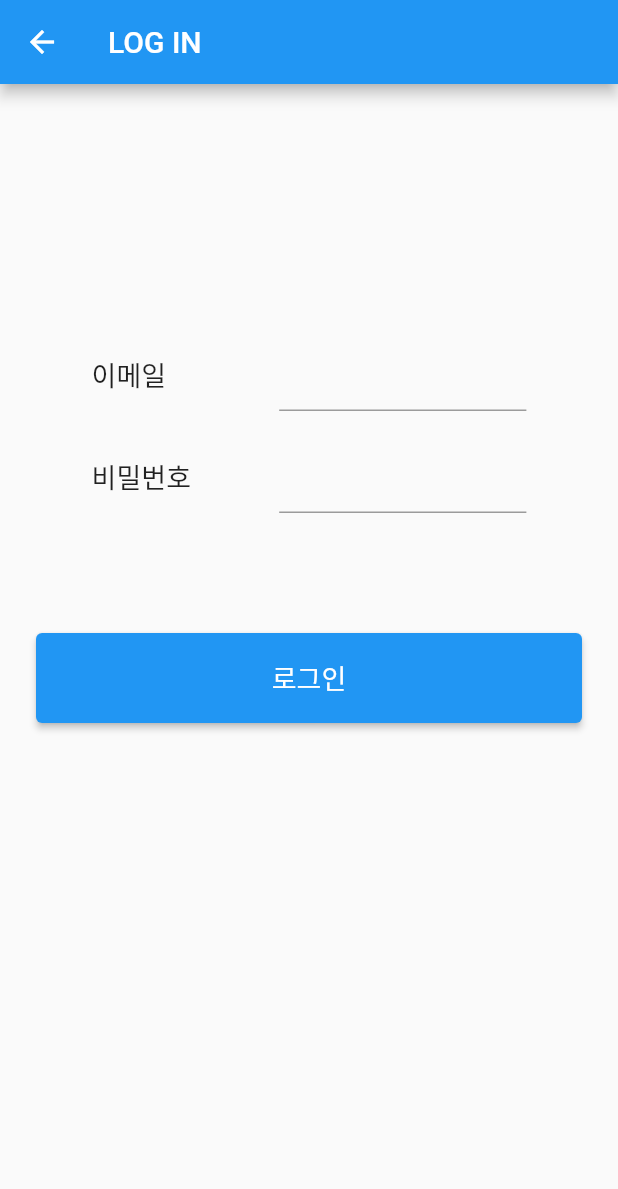
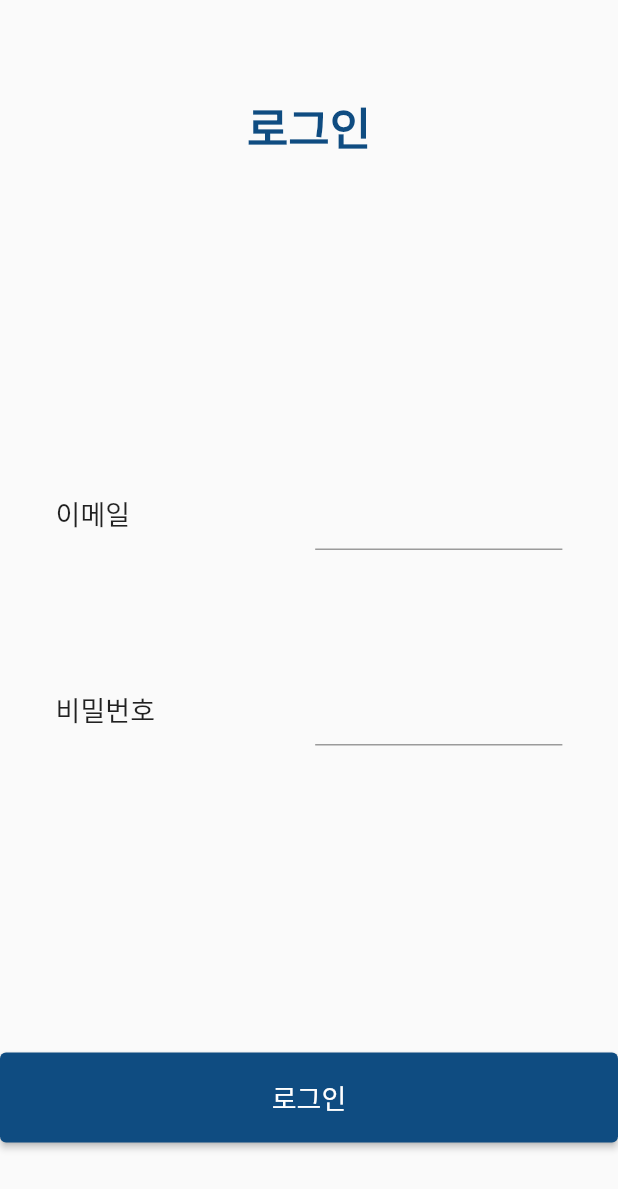
Before and after one commit to ASAP-STAYA/asap_client, a Flutter app: the screen it shows after launch, after a tap on "로그인", on a phone screen of 412 x 824 dp. Shown: the top 1189 px of the screen. Run offline on Flutter 3.47's test engine with Material 2 defaults, Android fonts, the phone set to English and light mode, and no system bars; our stand-ins replace avatar_glow, flutter_tts, speech_to_text, splashscreen; missing offline and left inert: duration_button, highlight_text, kakao_flutter_sdk, kakao_flutter_sdk_common, naver_map_plugin, package_info_plus_web and 1 more; network calls fail; Roboto replaces fonts that are missing (EliceDigitalBaeum_TTF).

Commit message:
fix: merge conflict loginpage

```diff
--- a/lib/screen/screen_login.dart
+++ b/lib/screen/screen_login.dart
@@ -70,28 +70,35 @@ class _LoginPageState extends State<LoginPage> {
     final _marginInputForm = width * 0.09;
     return SafeArea(
       child: Scaffold(
-        appBar: AppBar(
-          title: const Text('LOG IN'),
-        ),
-        body: SafeArea(
-          child: ListView(
-            padding: const EdgeInsets.symmetric(horizontal: 24.0),
+        body: Column(
+          mainAxisSize: MainAxisSize.max,
+          mainAxisAlignment: MainAxisAlignment.spaceEvenly,
           children: <Widget>[
               Container(
-                  margin: EdgeInsets.fromLTRB(
-                      _marginInputForm, 170, _marginInputForm, 0),
+                child: const Text(
+                    '로그인',
+                    style: TextStyle(
+                      fontFamily: 'EliceDigitalBaeum_TTF',
+                      fontSize: 30.0,
+                      color: const Color(0xff0f4c81),
+                      fontWeight: FontWeight.w700,
+                    ),
+                    textAlign: TextAlign.center
+                ),
+              ),
+            Container(
+                margin: EdgeInsets.fromLTRB(_marginInputForm, 150, _marginInputForm, 0),
                 child: _inputForm(
                     "이메일", _emailController, width)),
             Container(
-                  margin: EdgeInsets.fromLTRB(
-                      _marginInputForm, 20, _marginInputForm, 0),
-                  child: _inputForm(
-                      "비밀번호", _passwordController, width)),
-              const SizedBox(height: 80.0),
+                margin: EdgeInsets.fromLTRB(_marginInputForm, 20, _marginInputForm, 0),
+                child: _inputForm("비밀번호", _passwordController, width)),
+            SizedBox(height: 80.0),
             ElevatedButton(
                 style: ElevatedButton.styleFrom(
+                    primary: const Color(0xff0f4c81),
                     padding: EdgeInsets.symmetric(vertical: height * 0.02),
-                  minimumSize: Size(width * 0.5, height * 0.015),
+                    minimumSize: Size(width,50)
                 ),
                 onPressed: () async {
                   await _submit().then((value) {
@@ -105,11 +112,10 @@ class _LoginPageState extends State<LoginPage> {
                 },
                 child: const Text(
                   '로그인',
-                  style: TextStyle(fontSize: 18),
+                  style: TextStyle(fontSize: 18,fontFamily: 'EliceDigitalBaeum_TTF'),
                 ),
               ),
             ],
-          ),
           ),
         ),
       );
@@ -140,7 +146,7 @@ Widget _inputForm(String type, TextEditingController textEditingController,
       Text(
         type,
         style: const TextStyle(
-            fontSize: 18, fontFeatures: [FontFeature.tabularFigures()]),
+            fontSize: 18, fontFeatures: [FontFeature.tabularFigures()],fontFamily: 'EliceDigitalBaeum_TTF'),
       ),
       Padding(padding: EdgeInsets.only(left: width * 0.06)),
       SizedBox(width: width * 0.4, child: textFormField),
```
Lines whose indentation alone changed are shown as unchanged.
